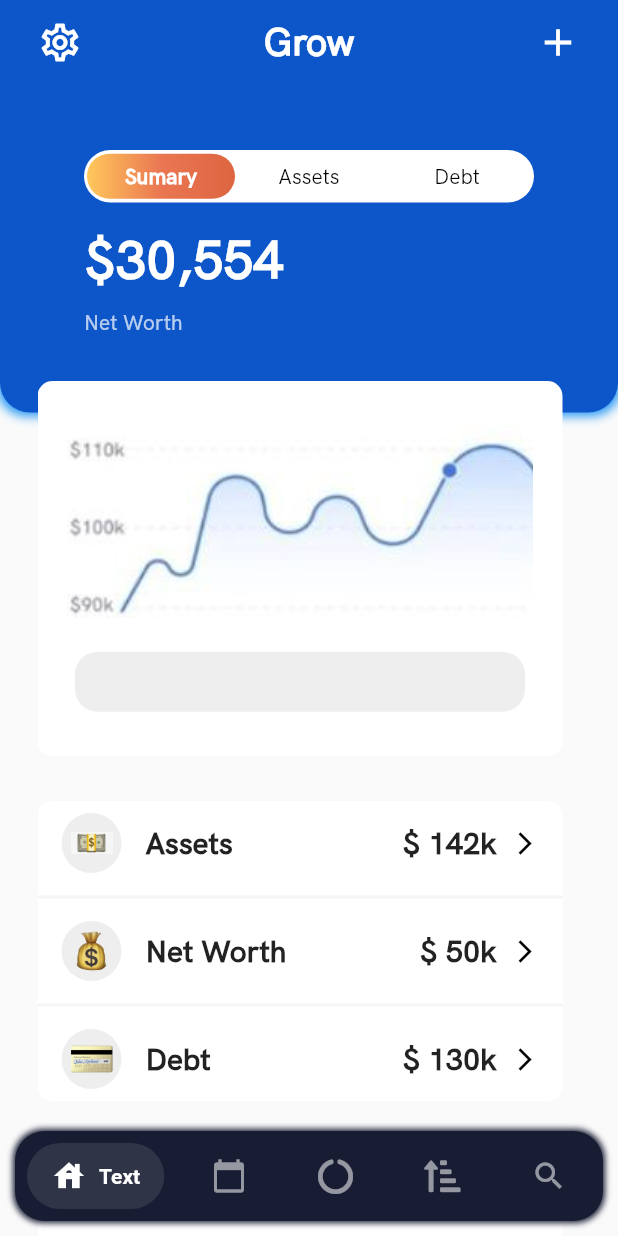
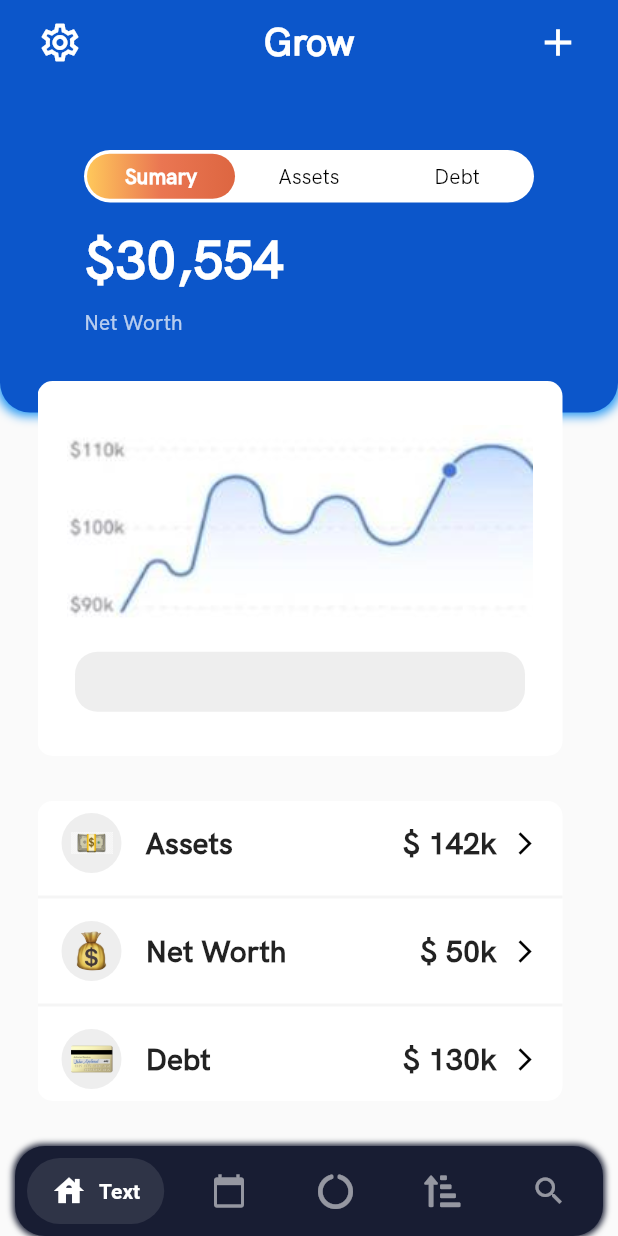
Before and after one commit to pedrooruass/PJ_Challenge_1, a Flutter app: the screen it shows after launch, on a phone screen of 412 x 824 dp. Run offline on Flutter 3.47's test engine with Material 2 defaults, Android fonts, the phone set to English and light mode, and no system bars; drawn by our look-alikes of salomon_bottom_bar; our stand-ins replace font_awesome_flutter.

```diff
--- a/lib/app/core/pages/main_screen/main_screen.dart
+++ b/lib/app/core/pages/main_screen/main_screen.dart
@@ -20,8 +20,6 @@ class _MainScreenState extends State<MainScreen> {
   @override
   Widget build(BuildContext context) {
     return Scaffold(
-        // Look if it is what move the app bar in the scroll too
-        extendBody: true,
         extendBodyBehindAppBar: true,
         appBar: AppBar(
           elevation: 0,
@@ -111,8 +109,9 @@ class _MainScreenState extends State<MainScreen> {
         //     ],
         //   ),
         // ),
-        bottomNavigationBar: Container(
-          margin: EdgeInsets.all(10),
+        bottomNavigationBar: SafeArea(
+          child: Container(
+            margin: EdgeInsets.symmetric(horizontal: 10),
             decoration: BoxDecoration(
                 color: AppColors.bottomColor,
                 borderRadius: BorderRadius.circular(20),
@@ -153,6 +152,7 @@ class _MainScreenState extends State<MainScreen> {
                     unselectedColor: Colors.white54),
               ],
             ),
+          ),
         ));
   }
 }
```
Lines whose indentation alone changed are shown as unchanged.
